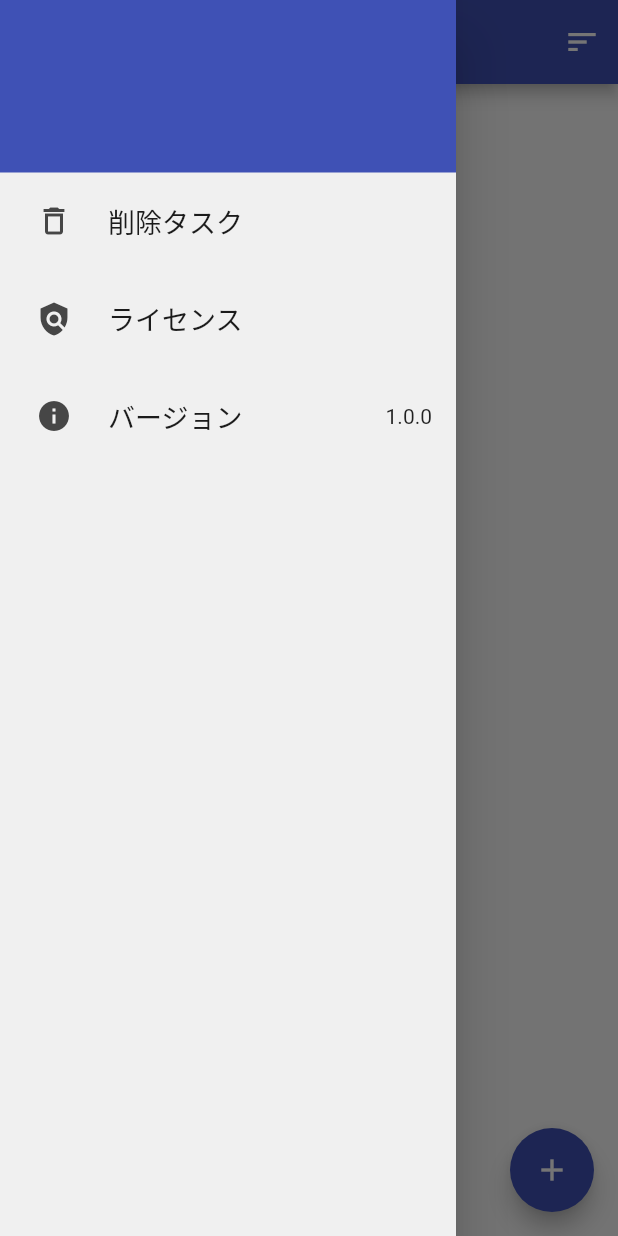
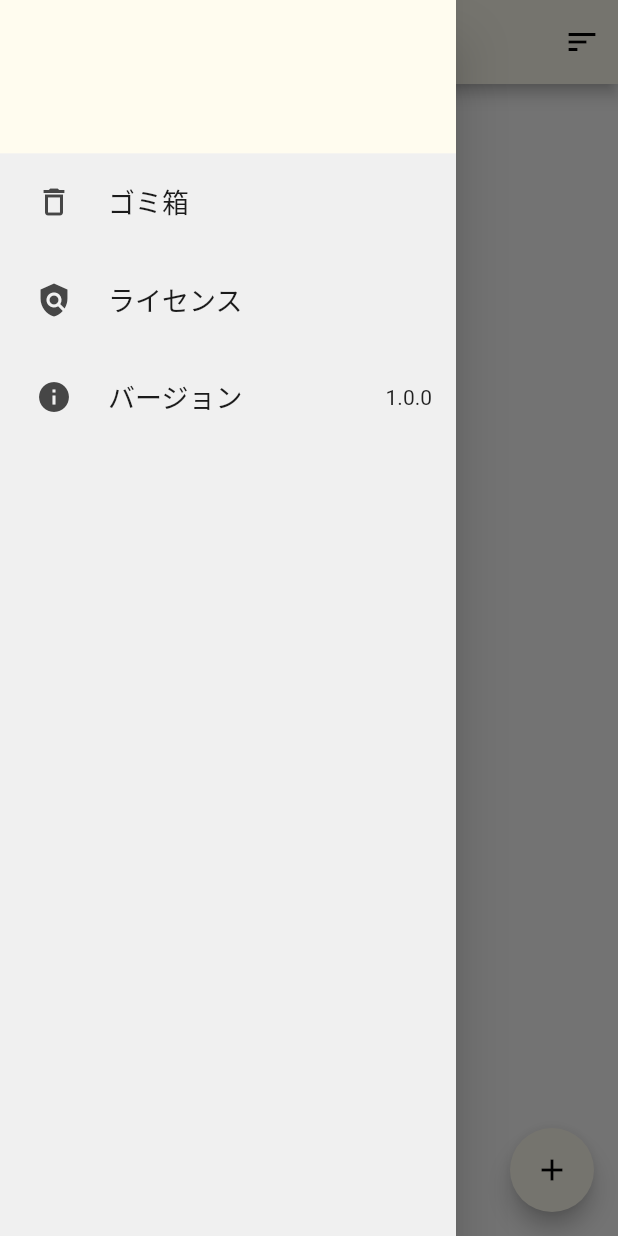
Before and after one commit to kmkm92/deadline_manager, a Flutter app: the screen it shows after launch, with the side drawer open, on a phone screen of 412 x 824 dp. Run offline on Flutter 3.47's test engine with Material 2 defaults, Android fonts, the light colour scheme and no system bars; drawn by our look-alikes of settings_ui; our stand-ins replace drift, flutter_datetime_picker_plus, flutter_local_notifications, flutter_riverpod, flutter_screenutil, freezed_annotation and 3 more; accounts and stored records are empty; generated files the repository leaves out were written again.

Commit message:
変更一旦コミット

```diff
--- a/lib/main.dart
+++ b/lib/main.dart
@@ -30,11 +30,31 @@ class DeadlineManagerApp extends ConsumerWidget {
   @override
   Widget build(BuildContext context, WidgetRef ref) {
     return MaterialApp(
-      title: 'Deadline Manager',
-      theme: ThemeData(
-        primarySwatch: Colors.indigo,
-      ),
-      home: HomeView(),
-    );
+        title: 'Deadline Manager',
+        theme: ThemeData(
+          primarySwatch: createMaterialColor(Color.fromRGBO(255, 252, 239, 1)),
+        ),
+        home: HomeView(),
+        debugShowCheckedModeBanner: false);
   }
 }
+
+MaterialColor createMaterialColor(Color color) {
+  List strengths = <double>[.05];
+  Map<int, Color> swatch = {};
+  final int r = color.red, g = color.green, b = color.blue;
+
+  for (int i = 1; i < 10; i++) {
+    strengths.add(0.1 * i);
+  }
+  strengths.forEach((strength) {
+    final double ds = 0.5 - strength;
+    swatch[(strength * 1000).round()] = Color.fromRGBO(
+      r + ((ds < 0 ? r : (255 - r)) * ds).round(),
+      g + ((ds < 0 ? g : (255 - g)) * ds).round(),
+      b + ((ds < 0 ? b : (255 - b)) * ds).round(),
+      1,
+    );
+  });
+  return MaterialColor(color.value, swatch);
+}
--- a/lib/views/home_view.dart
+++ b/lib/views/home_view.dart
@@ -4,6 +4,7 @@ import 'package:deadline_manager/views/task_from_view.dart';
 import 'package:flutter/material.dart';
 import 'package:flutter_riverpod/flutter_riverpod.dart';
 import 'package:deadline_manager/view_models/home_view_model.dart';
+import 'package:flutter_screenutil/flutter_screenutil.dart';
 import 'package:intl/intl.dart';
 import 'package:settings_ui/settings_ui.dart';
 import 'package:deadline_manager/views/license_view.dart';
@@ -12,7 +13,6 @@ class HomeView extends ConsumerWidget {
   @override
   Widget build(BuildContext context, WidgetRef ref) {
     final tasks = ref.watch(taskListProvider);
-    // final tasks = ref.watch(sortedTaskListProvider);
 
     ref.read(taskListProvider.notifier).sortTask();
 
@@ -22,17 +22,24 @@ class HomeView extends ConsumerWidget {
         elevation: 0.1,
         context: context,
         builder: (BuildContext context) {
+          return ScreenUtilInit(
+            designSize: const Size(926, 428),
+            minTextAdapt: true,
+            splitScreenMode: true,
+            builder: (context, child) {
               return Container(
-            height: 600,
-            padding: const EdgeInsets.all(16.0),
+                height: 290.h,
+                padding: EdgeInsets.all(16.0.w),
                 decoration: BoxDecoration(
                   color: Colors.white,
                   borderRadius: BorderRadius.only(
-                topLeft: Radius.circular(20.0),
-                topRight: Radius.circular(20.0),
+                    topLeft: Radius.circular(20.0.r),
+                    topRight: Radius.circular(20.0.r),
                   ),
                 ),
                 child: TaskFormView(task: task),
+              );
+            },
           );
         },
         isScrollControlled: true,
@@ -40,14 +47,21 @@ class HomeView extends ConsumerWidget {
       );
     }
 
+    return ScreenUtilInit(
+      designSize: const Size(926, 428),
+      minTextAdapt: true,
+      splitScreenMode: true,
+      builder: (context, child) {
         return Scaffold(
           appBar: AppBar(
-        title: Text('リスト'),
+            title: const Text('リスト'),
             actions: <Widget>[
               PopupMenuButton<String>(
-            icon: Icon(Icons.sort),
+                icon: const Icon(Icons.sort),
                 onSelected: (String value) async {
-              await ref.read(taskListProvider.notifier).changeSortOrder(value);
+                  await ref
+                      .read(taskListProvider.notifier)
+                      .changeSortOrder(value);
                 },
                 itemBuilder: (BuildContext context) {
                   return ['作成順', '期限日が早い順', '期限日が遅い順'].map((String choice) {
@@ -62,9 +76,9 @@ class HomeView extends ConsumerWidget {
           ),
           drawer: Drawer(
             child: Container(
-          color: Colors.indigo,
+              color: const Color.fromRGBO(255, 252, 239, 100),
               child: Padding(
-            padding: const EdgeInsets.only(top: 35.0),
+                padding: EdgeInsets.only(top: 35.w),
                 child: AppSettingsList(),
               ),
             ),
@@ -73,13 +87,14 @@ class HomeView extends ConsumerWidget {
             itemCount: tasks.length + 1,
             itemBuilder: (context, index) {
               if (index == tasks.length) {
-            return SizedBox(height: 50);
+                return SizedBox(height: 50.h);
               }
               final task = tasks[index];
               return Card(
-            margin: EdgeInsets.symmetric(vertical: 8, horizontal: 16),
+                margin: EdgeInsets.symmetric(vertical: 10.w, horizontal: 15.w),
                 child: ListTile(
                   leading: Checkbox(
+                    checkColor: Colors.indigo,
                     value: task.isCompleted,
                     onChanged: (bool? value) {
                       // toggleTaskCompletionを使用してタスクの完了状態を更新
@@ -95,10 +110,9 @@ class HomeView extends ConsumerWidget {
                       decoration: task.isCompleted
                           ? TextDecoration.lineThrough
                           : null, // タスクが完了している場合、打ち消し線を追加
-                  decorationThickness: 2.5,
+                      decorationThickness: 2.5.sp,
                     ),
                   ),
-
                   subtitle: Row(
                     children: [
                       Text(
@@ -107,14 +121,13 @@ class HomeView extends ConsumerWidget {
                       if (task.shouldNotify && !task.isCompleted)
                         Icon(
                           Icons.notifications,
-                      size: 17,
+                          size: 35.sp,
                         ),
                     ],
                   ),
                   trailing: IconButton(
-                icon: Icon(Icons.delete, color: Colors.red),
+                    icon: const Icon(Icons.delete, color: Colors.red),
                     onPressed: () {
-                  print(task);
                       ref.read(taskListProvider.notifier).deleteTask(task);
                     },
                   ),
@@ -125,9 +138,10 @@ class HomeView extends ConsumerWidget {
           ),
           floatingActionButton: FloatingActionButton(
             onPressed: () => _showTaskForm(), // 3. _showTaskForm関数の呼び出し
-        child: Icon(Icons.add),
-        // backgroundColor: Colors.deepPurple,
+            child: const Icon(Icons.add),
           ),
+        );
+      },
     );
   }
 }
@@ -135,30 +149,37 @@ class HomeView extends ConsumerWidget {
 class AppSettingsList extends StatelessWidget {
   @override
   Widget build(BuildContext context) {
+    return ScreenUtilInit(
+      designSize: const Size(926, 428),
+      minTextAdapt: true,
+      splitScreenMode: true,
+      builder: (context, child) {
         return Padding(
-      padding: const EdgeInsets.only(top: 80.0),
+          padding: EdgeInsets.only(top: 45.0.h),
           child: SettingsList(
             sections: [
               SettingsSection(
                 // title: Text('設定'),
                 tiles: [
                   SettingsTile(
-                title: Text('削除タスク'),
-                leading: Icon(Icons.delete_outline),
+                    title: const Text('ゴミ箱'),
+                    leading: const Icon(Icons.delete_outline),
                     onPressed: (BuildContext context) {
                       Navigator.push(
                         context,
-                    MaterialPageRoute(builder: (context) => DeleteTaskView()),
+                        MaterialPageRoute(
+                            builder: (context) => DeleteTaskView()),
                       );
                     },
                   ),
                   SettingsTile(
-                title: Text('ライセンス'),
-                leading: Icon(Icons.policy),
+                    title: const Text('ライセンス'),
+                    leading: const Icon(Icons.policy),
                     onPressed: (BuildContext context) {
                       Navigator.push(
                         context,
-                    MaterialPageRoute(builder: (context) => LicenseView()),
+                        MaterialPageRoute(
+                            builder: (context) => const LicenseView()),
                       );
                     },
                   ),
@@ -169,9 +190,9 @@ class AppSettingsList extends StatelessWidget {
                 // title: Text('その他'),
                 tiles: [
                   SettingsTile(
-                title: Text('バージョン'),
-                leading: Icon(Icons.info),
-                trailing: Text('1.0.0'),
+                    title: const Text('バージョン'),
+                    leading: const Icon(Icons.info),
+                    trailing: const Text('1.0.0'),
                     // onPressed: (BuildContext context) {
                     //   // アプリの情報画面への遷移などの処理をここに書く
                     // },
@@ -181,5 +202,7 @@ class AppSettingsList extends StatelessWidget {
             ],
           ),
         );
+      },
+    );
   }
 }
```
Also changed, not shown: lib/view_models/home_view_model.dart (+0 -15 lines), lib/views/delete_task_view.dart (+20 -9 lines), lib/views/license_view.dart (+2 -5 lines), lib/views/task_from_view.dart (+13 -1 lines), pubspec.yaml (+11 -2 lines), lib/icon/deadlineManagerApp.png (added), lib/icon/deadlineManagerApp_image.png (added), pubspec.lock, 39 other files. Lines whose indentation alone changed are shown as unchanged.
